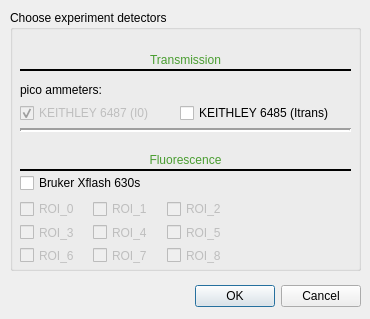
SESAME-Synchrotron/HESEBScanTool, file ui/detectors.ui: the form before one commit.
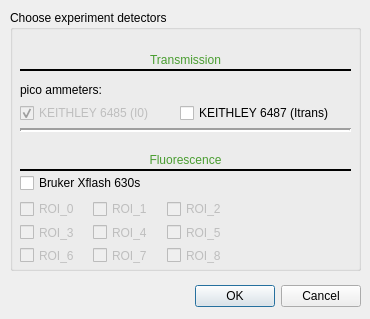
The form after the commit.

Patch:
```diff
--- a/ui/detectors.ui
+++ b/ui/detectors.ui
@@ -178,7 +178,7 @@
      </rect>
     </property>
     <property name="text">
-     <string>KEITHLEY 6487 (I0)</string>
+     <string>KEITHLEY 6485 (I0)</string>
     </property>
     <property name="checked">
      <bool>true</bool>
@@ -197,7 +197,7 @@
      </rect>
     </property>
     <property name="text">
-     <string>KEITHLEY 6485 (Itrans)</string>
+     <string>KEITHLEY 6487 (Itrans)</string>
     </property>
     <property name="checked">
      <bool>false</bool>
@@ -233,7 +233,7 @@
      <enum>Qt::Horizontal</enum>
     </property>
    </widget>
-   <widget class="QWidget" name="">
+   <widget class="QWidget" name="layoutWidget">
     <property name="geometry">
      <rect>
       <x>10</x>
```
